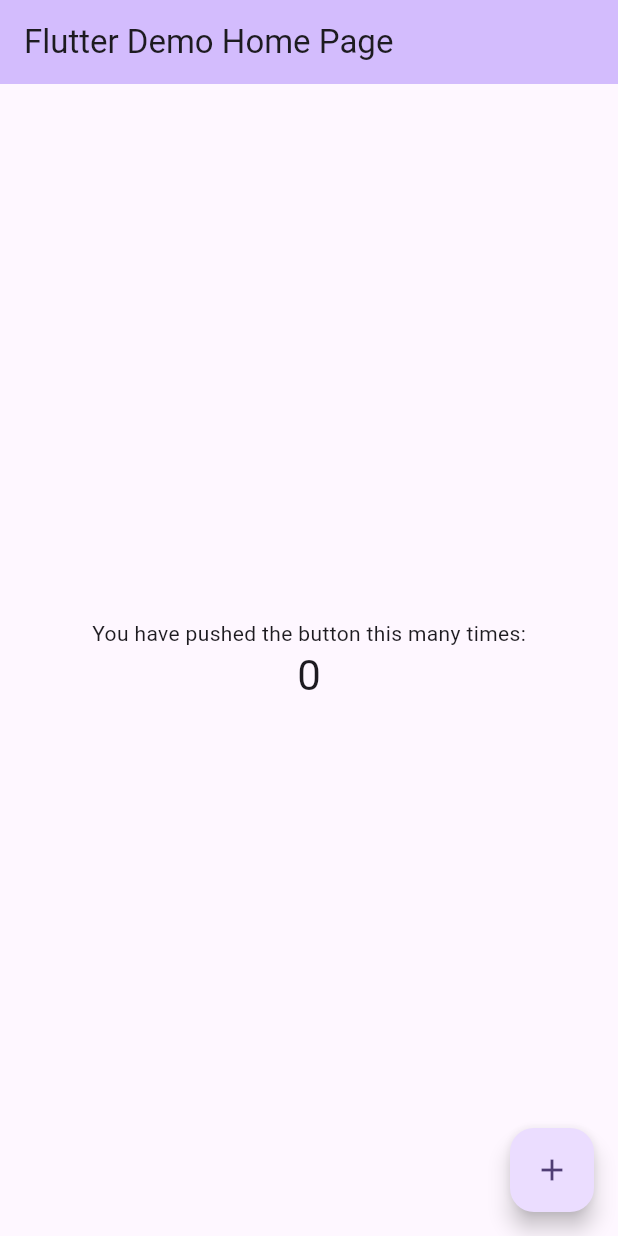
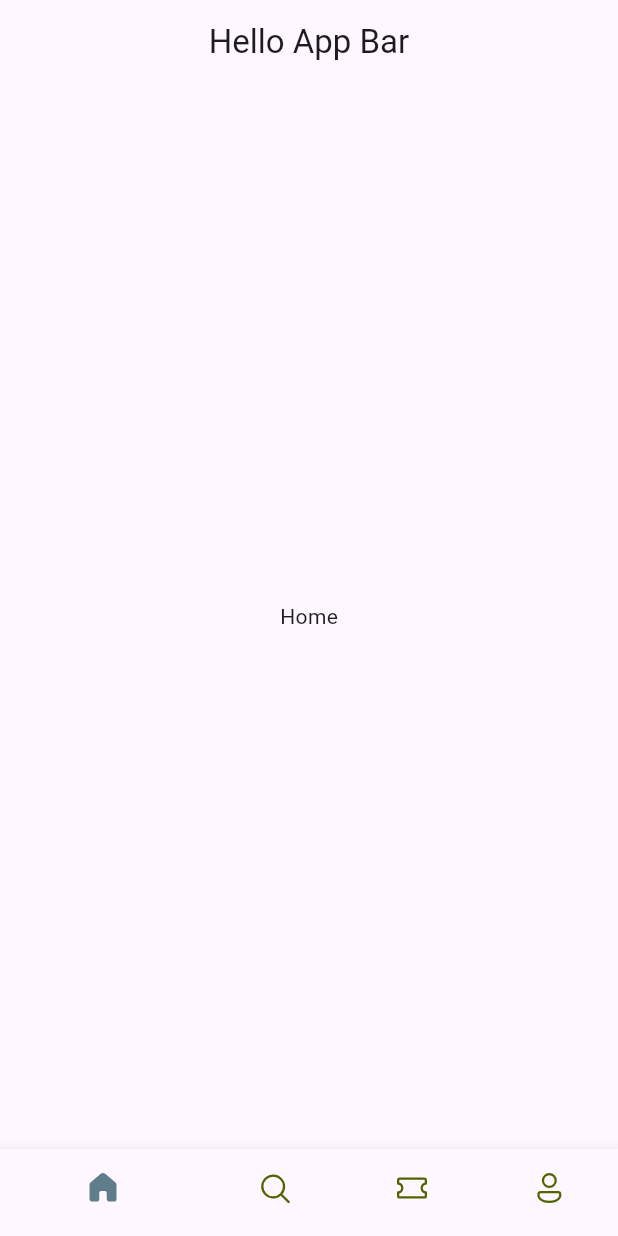
Before and after one commit to Saud-Al-Faisal/ticket_app, a Flutter app: the screen it shows after launch, on a phone screen of 412 x 824 dp. Run offline on Flutter 3.47's test engine with Material 3 defaults, Android fonts, the phone set to English and light mode, and no system bars; our stand-ins replace fluentui_icons.

Commit message:
feat:add bottom nav

```diff
--- /dev/null
+++ b/lib/base/bottom_nav_bar.dart
@@ -0,0 +1,62 @@
+import 'package:fluentui_icons/fluentui_icons.dart';
+import 'package:flutter/material.dart';
+
+class BottomNavBar extends StatefulWidget {
+  const BottomNavBar({super.key});
+
+  @override
+  State<BottomNavBar> createState() => _BottomNavBarState();
+}
+
+class _BottomNavBarState extends State<BottomNavBar> {
+ final List listItems = [
+    const Center(child: Text("Home")),
+    const Center(child: Text("Search")),
+    const Center(child: Text("Ticket")),
+    const Center(child: Text("Person")),
+  ];
+
+  int currentIndex = 0;
+
+ _onItemTapped(int index) {
+    setState(() {
+      currentIndex = index;
+    });
+  }
+
+  @override
+  Widget build(BuildContext context) {
+    return Scaffold(
+      appBar: AppBar(
+        title: const Text("Hello App Bar"),
+        centerTitle: true,
+      ),
+      body: listItems[currentIndex],
+      bottomNavigationBar: BottomNavigationBar(
+          currentIndex: currentIndex,
+          selectedItemColor: Colors.blueGrey,
+          unselectedItemColor: const Color(0xFF526400),
+          showSelectedLabels: false,
+          onTap: _onItemTapped,
+          items: const [
+            BottomNavigationBarItem(
+              icon: Icon(FluentSystemIcons.ic_fluent_home_regular),
+              label: "Home",
+              activeIcon: Icon(FluentSystemIcons.ic_fluent_home_filled),
+            ),
+            BottomNavigationBarItem(
+                icon: Icon(FluentSystemIcons.ic_fluent_search_regular),
+                label: "Search",
+                activeIcon: Icon(FluentSystemIcons.ic_fluent_search_filled)),
+            BottomNavigationBarItem(
+                icon: Icon(FluentSystemIcons.ic_fluent_ticket_regular),
+                label: "Ticket",
+                activeIcon: Icon(FluentSystemIcons.ic_fluent_ticket_filled)),
+            BottomNavigationBarItem(
+                icon: Icon(FluentSystemIcons.ic_fluent_person_regular),
+                label: "Person",
+                activeIcon: Icon(FluentSystemIcons.ic_fluent_person_filled)),
+          ]),
+    );
+  }
+}
--- a/lib/main.dart
+++ b/lib/main.dart
@@ -1,4 +1,5 @@
 import 'package:flutter/material.dart';
+import 'package:ticket_app/base/bottom_nav_bar.dart';
 
 void main() {
   runApp(const MyApp());
@@ -7,119 +8,15 @@ void main() {
 class MyApp extends StatelessWidget {
   const MyApp({super.key});
 
-  // This widget is the root of your application.
   @override
   Widget build(BuildContext context) {
     return MaterialApp(
-      title: 'Flutter Demo',
+      title: 'Ticket Application',
       theme: ThemeData(
-        // This is the theme of your application.
-        //
-        // TRY THIS: Try running your application with "flutter run". You'll see
-        // the application has a purple toolbar. Then, without quitting the app,
-        // try changing the seedColor in the colorScheme below to Colors.green
-        // and then invoke "hot reload" (save your changes or press the "hot
-        // reload" button in a Flutter-supported IDE, or press "r" if you used
-        // the command line to start the app).
-        //
-        // Notice that the counter didn't reset back to zero; the application
-        // state is not lost during the reload. To reset the state, use hot
-        // restart instead.
-        //
-        // This works for code too, not just values: Most code changes can be
-        // tested with just a hot reload.
-        colorScheme: ColorScheme.fromSeed(seedColor: Colors.deepPurple),
-        useMaterial3: true,
-      ),
-      home: const MyHomePage(title: 'Flutter Demo Home Page'),
+          // colorScheme: ColorScheme.fromSeed(seedColor: Colors.deepPurple),
+          // useMaterial3: true,
+          ),
+      home: const BottomNavBar(),
     );
   }
 }
-
-class MyHomePage extends StatefulWidget {
-  const MyHomePage({super.key, required this.title});
-
-  // This widget is the home page of your application. It is stateful, meaning
-  // that it has a State object (defined below) that contains fields that affect
-  // how it looks.
-
-  // This class is the configuration for the state. It holds the values (in this
-  // case the title) provided by the parent (in this case the App widget) and
-  // used by the build method of the State. Fields in a Widget subclass are
-  // always marked "final".
-
-  final String title;
-
-  @override
-  State<MyHomePage> createState() => _MyHomePageState();
-}
-
-class _MyHomePageState extends State<MyHomePage> {
-  int _counter = 0;
-
-  void _incrementCounter() {
-    setState(() {
-      // This call to setState tells the Flutter framework that something has
-      // changed in this State, which causes it to rerun the build method below
-      // so that the display can reflect the updated values. If we changed
-      // _counter without calling setState(), then the build method would not be
-      // called again, and so nothing would appear to happen.
-      _counter++;
-    });
-  }
-
-  @override
-  Widget build(BuildContext context) {
-    // This method is rerun every time setState is called, for instance as done
-    // by the _incrementCounter method above.
-    //
-    // The Flutter framework has been optimized to make rerunning build methods
-    // fast, so that you can just rebuild anything that needs updating rather
-    // than having to individually change instances of widgets.
-    return Scaffold(
-      appBar: AppBar(
-        // TRY THIS: Try changing the color here to a specific color (to
-        // Colors.amber, perhaps?) and trigger a hot reload to see the AppBar
-        // change color while the other colors stay the same.
-        backgroundColor: Theme.of(context).colorScheme.inversePrimary,
-        // Here we take the value from the MyHomePage object that was created by
-        // the App.build method, and use it to set our appbar title.
-        title: Text(widget.title),
-      ),
-      body: Center(
-        // Center is a layout widget. It takes a single child and positions it
-        // in the middle of the parent.
-        child: Column(
-          // Column is also a layout widget. It takes a list of children and
-          // arranges them vertically. By default, it sizes itself to fit its
-          // children horizontally, and tries to be as tall as its parent.
-          //
-          // Column has various properties to control how it sizes itself and
-          // how it positions its children. Here we use mainAxisAlignment to
-          // center the children vertically; the main axis here is the vertical
-          // axis because Columns are vertical (the cross axis would be
-          // horizontal).
-          //
-          // TRY THIS: Invoke "debug painting" (choose the "Toggle Debug Paint"
-          // action in the IDE, or press "p" in the console), to see the
-          // wireframe for each widget.
-          mainAxisAlignment: MainAxisAlignment.center,
-          children: <Widget>[
-            const Text(
-              'You have pushed the button this many times:',
-            ),
-            Text(
-              '$_counter',
-              style: Theme.of(context).textTheme.headlineMedium,
-            ),
-          ],
-        ),
-      ),
-      floatingActionButton: FloatingActionButton(
-        onPressed: _incrementCounter,
-        tooltip: 'Increment',
-        child: const Icon(Icons.add),
-      ), // This trailing comma makes auto-formatting nicer for build methods.
-    );
-  }
-}
--- a/pubspec.yaml
+++ b/pubspec.yaml
@@ -35,6 +35,7 @@ dependencies:
   # The following adds the Cupertino Icons font to your application.
   # Use with the CupertinoIcons class for iOS style icons.
   cupertino_icons: ^1.0.8
+  fluentui_icons: ^1.0.0
 
 dev_dependencies:
   flutter_test:
```
Also changed, not shown: pubspec.lock.
